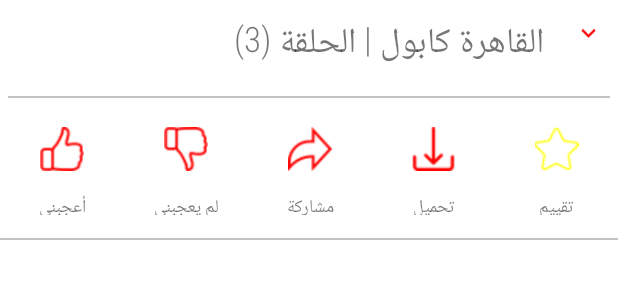
After one commit to OmarEbnKhaled/Arab-TV, an Android app: the layout content_description.xml on its own in the app's theme, with its tools: preview values and no code run, on a phone screen of 412 x 824 dp. The commit adds this screen. Shown: the top 300 px of the screen. Run offline under Robolectric (Android 15) with nearby library versions, the phone set to English and light mode, and no system bars.

Commit message:
Hello Omar

```diff
--- /dev/null
+++ b/app/src/main/res/drawable/ic_down.xml
@@ -0,0 +1,5 @@
+<vector android:height="24dp" android:tint="#FF0000"
+    android:viewportHeight="24" android:viewportWidth="24"
+    android:width="24dp" xmlns:android="http://schemas.android.com/apk/res/android">
+    <path android:fillColor="@android:color/white" android:pathData="M7.41,8.59L12,13.17l4.59,-4.58L18,10l-6,6 -6,-6 1.41,-1.41z"/>
+</vector>
--- /dev/null
+++ b/app/src/main/res/drawable/ic_download.xml
@@ -0,0 +1,5 @@
+<vector android:height="24dp" android:tint="@color/red"
+    android:viewportHeight="24" android:viewportWidth="24"
+    android:width="24dp" xmlns:android="http://schemas.android.com/apk/res/android">
+    <path android:fillColor="@android:color/white" android:pathData="M19.35,10.04C18.67,6.59 15.64,4 12,4 9.11,4 6.6,5.64 5.35,8.04 2.34,8.36 0,10.91 0,14c0,3.31 2.69,6 6,6h13c2.76,0 5,-2.24 5,-5 0,-2.64 -2.05,-4.78 -4.65,-4.96zM17,13l-5,5 -5,-5h3V9h4v4h3z"/>
+</vector>
--- /dev/null
+++ b/app/src/main/res/drawable/ic_share.xml
@@ -0,0 +1,5 @@
+<vector android:height="24dp" android:tint="@color/red"
+    android:viewportHeight="24" android:viewportWidth="24"
+    android:width="24dp" xmlns:android="http://schemas.android.com/apk/res/android">
+    <path android:fillColor="@android:color/white" android:pathData="M18,16.08c-0.76,0 -1.44,0.3 -1.96,0.77L8.91,12.7c0.05,-0.23 0.09,-0.46 0.09,-0.7s-0.04,-0.47 -0.09,-0.7l7.05,-4.11c0.54,0.5 1.25,0.81 2.04,0.81 1.66,0 3,-1.34 3,-3s-1.34,-3 -3,-3 -3,1.34 -3,3c0,0.24 0.04,0.47 0.09,0.7L8.04,9.81C7.5,9.31 6.79,9 6,9c-1.66,0 -3,1.34 -3,3s1.34,3 3,3c0.79,0 1.5,-0.31 2.04,-0.81l7.12,4.16c-0.05,0.21 -0.08,0.43 -0.08,0.65 0,1.61 1.31,2.92 2.92,2.92 1.61,0 2.92,-1.31 2.92,-2.92s-1.31,-2.92 -2.92,-2.92z"/>
+</vector>
--- /dev/null
+++ b/app/src/main/res/layout/content_description.xml
@@ -0,0 +1,191 @@
+ <LinearLayout
+        xmlns:android="http://schemas.android.com/apk/res/android"
+        xmlns:tools="http://schemas.android.com/tools"
+        android:layout_width="match_parent"
+        android:layout_height="160dp"
+        android:layout_weight="20"
+        android:orientation="vertical"
+        tools:ignore="MissingConstraints">
+
+        <LinearLayout
+            android:layout_width="match_parent"
+            android:layout_height="wrap_content"
+            android:layout_weight="10"
+            android:orientation="horizontal">
+
+            <TextView
+                android:layout_width="match_parent"
+                android:layout_height="60dp"
+                android:gravity="start"
+                android:layout_weight="9"
+                android:textSize="23sp"
+                android:padding="10dp"
+                android:fontFamily="sans-serif-condensed-light"
+                android:text="القاهرة كابول | الحلقة (3)" />
+
+            <ImageView
+                android:layout_width="wrap_content"
+                android:layout_height="wrap_content"
+                android:src="@drawable/ic_down"
+                android:padding="10dp"
+                android:layout_weight="1"/>
+
+        </LinearLayout>
+
+     <View
+         android:layout_width="match_parent"
+         android:layout_height="1dp"
+         android:layout_margin="5dp"
+         android:background="@color/gray"/>
+
+        <LinearLayout
+            android:layout_width="match_parent"
+            android:layout_height="wrap_content"
+            android:layout_weight="20"
+            android:orientation="horizontal"
+            android:weightSum="5">
+
+            <LinearLayout
+                android:layout_width="match_parent"
+                android:layout_height="70dp"
+                android:layout_weight="1"
+                android:layout_marginTop="5dp"
+                android:weightSum="5"
+                android:orientation="vertical">
+
+                <ImageView
+                    android:layout_width="match_parent"
+                    android:layout_height="wrap_content"
+                    android:src="@drawable/ic_like"
+                    android:layout_margin="3dp"
+                    android:layout_weight="3"
+                    android:padding="5dp" />
+
+                <TextView
+                    android:layout_width="match_parent"
+                    android:layout_height="wrap_content"
+                    android:text="أعجبني"
+                    android:layout_marginTop="5dp"
+                    android:layout_weight="2"
+                    android:gravity="center"
+                    android:textSize="12sp"/>
+
+            </LinearLayout>
+
+            <LinearLayout
+                android:layout_width="match_parent"
+                android:layout_height="70dp"
+                android:layout_weight="1"
+                android:layout_marginTop="5dp"
+                android:weightSum="5"
+                android:orientation="vertical">
+
+                <ImageView
+                    android:layout_width="match_parent"
+                    android:layout_height="wrap_content"
+                    android:src="@drawable/ic_dislike"
+                    android:layout_margin="3dp"
+                    android:layout_weight="3"
+                    android:padding="5dp" />
+
+                <TextView
+                    android:layout_width="match_parent"
+                    android:layout_height="wrap_content"
+                    android:text="لم يعجبني"
+                    android:layout_marginTop="5dp"
+                    android:layout_weight="2"
+                    android:gravity="center"
+                    android:textSize="12sp"/>
+
+            </LinearLayout>
+
+            <LinearLayout
+                android:layout_width="match_parent"
+                android:layout_height="70dp"
+                android:layout_weight="1"
+                android:layout_marginTop="5dp"
+                android:weightSum="5"
+                android:orientation="vertical">
+
+                <ImageView
+                    android:layout_width="match_parent"
+                    android:layout_height="wrap_content"
+                    android:src="@drawable/share"
+                    android:layout_margin="3dp"
+                    android:layout_weight="3"
+                    android:padding="5dp" />
+
+                <TextView
+                    android:layout_width="match_parent"
+                    android:layout_height="wrap_content"
+                    android:text="مشاركة"
+                    android:layout_weight="2"
+                    android:layout_marginTop="5dp"
+                    android:gravity="center"
+                    android:textSize="12sp"/>
+
+            </LinearLayout>
+
+            <LinearLayout
+                android:layout_width="match_parent"
+                android:layout_height="70dp"
+                android:layout_weight="1"
+                android:layout_marginTop="5dp"
+                android:weightSum="5"
+                android:orientation="vertical">
+
+                <ImageView
+                    android:layout_width="match_parent"
+                    android:layout_height="wrap_content"
+                    android:src="@drawable/download"
+                    android:layout_margin="3dp"
+                    android:layout_weight="3"
+                    android:padding="5dp" />
+
+                <TextView
+                    android:layout_width="match_parent"
+                    android:layout_height="wrap_content"
+                    android:text="تحميل"
+                    android:layout_weight="2"
+                    android:layout_marginTop="5dp"
+                    android:gravity="center"
+                    android:textSize="12sp"/>
+
+            </LinearLayout>
+
+            <LinearLayout
+                android:layout_width="match_parent"
+                android:layout_height="70dp"
+                android:layout_weight="1"
+                android:weightSum="5"
+                android:layout_marginTop="5dp"
+                android:orientation="vertical">
+
+                <ImageView
+                    android:layout_width="match_parent"
+                    android:layout_height="wrap_content"
+                    android:src="@drawable/ic_star"
+                    android:layout_margin="3dp"
+                    android:layout_weight="3"
+                    android:padding="5dp" />
+
+                <TextView
+                    android:layout_width="match_parent"
+                    android:layout_height="wrap_content"
+                    android:text="تقييم"
+                    android:layout_weight="2"
+                    android:layout_marginTop="5dp"
+                    android:gravity="center"
+                    android:textSize="12sp"/>
+
+            </LinearLayout>
+
+        </LinearLayout>
+
+     <View
+         android:layout_width="match_parent"
+         android:layout_height="1dp"
+         android:layout_marginTop="15dp"
+         android:background="@color/gray"/>
+
+    </LinearLayout>
--- a/app/src/main/res/layout/show_content.xml
+++ b/app/src/main/res/layout/show_content.xml
@@ -8,8 +8,16 @@
     android:layout_height="match_parent"
     android:fitsSystemWindows="true"
     android:theme="@style/Theme.ArabTV.NoActionBar"
-    tools:context=".Show_content"
-    tools:openDrawer="start">
+    tools:context=".Show_content">
+
+    <com.google.android.material.navigation.NavigationView
+        android:id="@+id/nav_view_content"
+        android:layout_width="wrap_content"
+        android:layout_height="match_parent"
+        android:layout_gravity="start"
+        android:fitsSystemWindows="true"
+        app:headerLayout="@layout/nav_header_main"
+        app:menu="@menu/activity_main_drawer" />
 
         <androidx.coordinatorlayout.widget.CoordinatorLayout
 
@@ -76,22 +84,13 @@
             android:layout_height="match_parent"
             app:layout_behavior="@string/appbar_scrolling_view_behavior">
 
-            <TextView
+            <include
+                android:layout_height="wrap_content"
                 android:layout_width="match_parent"
-                android:layout_height="match_parent"
-                android:text="@string/txt" />
+                layout="@layout/content_description" />
 
         </androidx.core.widget.NestedScrollView>
 
     </androidx.coordinatorlayout.widget.CoordinatorLayout>
 
-    <com.google.android.material.navigation.NavigationView
-        android:id="@+id/nav_view_content"
-        android:layout_width="wrap_content"
-        android:layout_height="match_parent"
-        android:layout_gravity="start"
-        android:fitsSystemWindows="true"
-        app:headerLayout="@layout/nav_header_main"
-        app:menu="@menu/activity_main_drawer" />
-
 </androidx.drawerlayout.widget.DrawerLayout>
--- a/app/src/main/res/values/colors.xml
+++ b/app/src/main/res/values/colors.xml
@@ -11,5 +11,7 @@
     <color name="trans">#00FF0000</color>
     <color name="gray">#66666666</color>
     <color name="transGray">#80000000</color>
+    <color name="offWhite">#f8f8ff</color>
+    <color name="yellow">#ffff00</color>
 
 </resources>
```
Also changed, not shown: app/src/main/res/drawable/download.png (added), app/src/main/res/drawable/ic_dislike.png (added), app/src/main/res/drawable/ic_like.png (added), app/src/main/res/drawable/ic_star.png (added), app/src/main/res/drawable/share.png (added).
